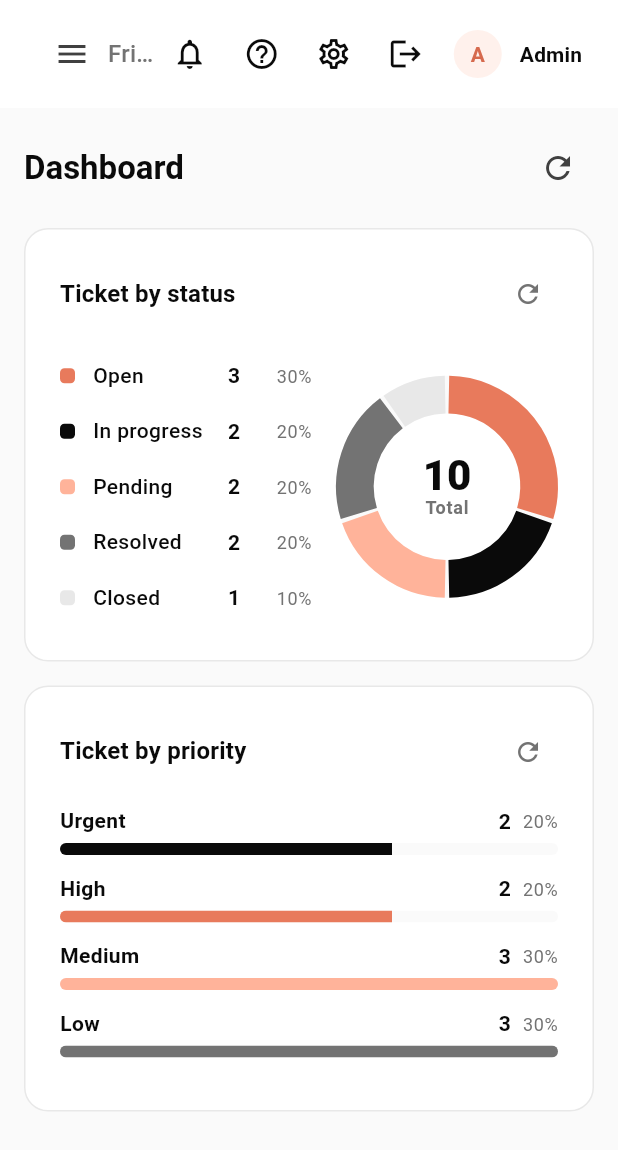
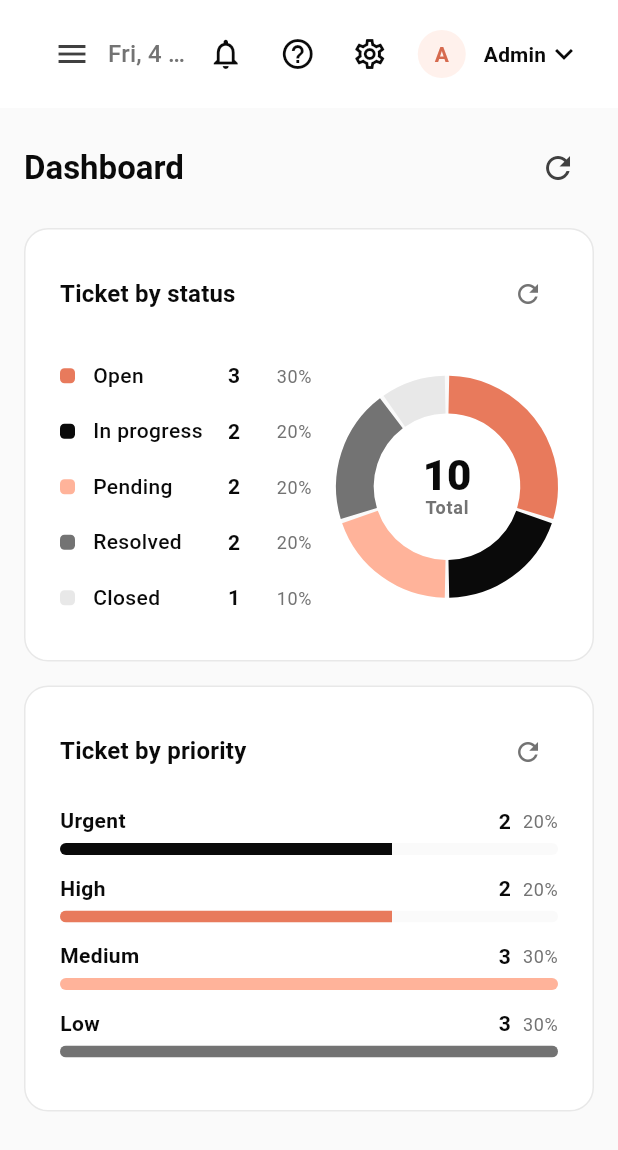
Before and after one commit to sayge-code-hub/saasify, a Flutter app: the screen it shows after launch, after a tap on "Sign in", on a phone screen of 412 x 824 dp. Shown: the top 1150 px of the screen. Run offline on Flutter 3.47's test engine with Material 3 defaults, Android fonts, the phone set to English and light mode, and no system bars; our stand-ins replace equatable, file_picker, flutter_bloc, go_router, web; Roboto replaces fonts that are missing (Fraunces, Source Sans 3).

Commit message:
Add profile dropdown with Profile and Logout; keep Help icon ink.
Restore an account menu on the avatar, route Profile to a summary page,
remove the standalone logout icon, and stop accenting the Help icon.

Co-authored-by: adityaarana <adityaarana@outlook.com>

```diff
--- a/lib/app/router/app_router.dart
+++ b/lib/app/router/app_router.dart
@@ -11,6 +11,7 @@ import 'package:saasify/features/help/domain/help_topics.dart';
 import 'package:saasify/features/help/presentation/pages/help_page.dart';
 import 'package:saasify/features/help/presentation/pages/help_topic_page.dart';
 import 'package:saasify/features/overview/presentation/pages/overview_page.dart';
+import 'package:saasify/features/profile/presentation/pages/profile_page.dart';
 import 'package:saasify/features/releases/presentation/pages/release_history_page.dart';
 import 'package:saasify/features/settings/presentation/pages/settings_page.dart';
 import 'package:saasify/features/shell/presentation/pages/shell_page.dart';
@@ -128,6 +129,13 @@ GoRouter createAppRouter({
             ),
           ),
           GoRoute(
+            path: '/profile',
+            name: 'profile',
+            pageBuilder: (context, state) => const NoTransitionPage<void>(
+              child: ProfilePage(),
+            ),
+          ),
+          GoRoute(
             path: '/help',
             name: 'help',
             pageBuilder: (context, state) => const NoTransitionPage<void>(
--- a/lib/features/shell/presentation/widgets/dashboard_header.dart
+++ b/lib/features/shell/presentation/widgets/dashboard_header.dart
@@ -32,7 +32,6 @@ class DashboardHeader extends StatelessWidget {
     final theme = Theme.of(context);
     final path = GoRouterState.of(context).uri.path;
     final onSettings = path == '/settings';
-    final onHelp = path == '/help' || path.startsWith('/help/');
 
     return Material(
       color: AppColors.surface,
@@ -74,9 +73,9 @@ class DashboardHeader extends StatelessWidget {
                 key: const ValueKey('header-help'),
                 tooltip: 'Help',
                 onPressed: () => context.go('/help'),
-                icon: Icon(
-                  onHelp ? Icons.help : Icons.help_outline,
-                  color: onHelp ? AppColors.accent : AppColors.ink,
+                icon: const Icon(
+                  Icons.help_outline,
+                  color: AppColors.ink,
                 ),
               ),
               IconButton(
@@ -88,14 +87,30 @@ class DashboardHeader extends StatelessWidget {
                   color: onSettings ? AppColors.accent : AppColors.ink,
                 ),
               ),
-              IconButton(
-                key: const ValueKey('header-logout'),
-                tooltip: 'Logout',
-                onPressed: () => context.read<AuthCubit>().logout(),
-                icon: const Icon(Icons.logout, color: AppColors.ink),
+              const SizedBox(width: AppSpacing.xs),
+              PopupMenuButton<_ProfileMenuAction>(
+                key: const ValueKey('header-profile-menu'),
+                tooltip: 'Account',
+                offset: const Offset(0, 48),
+                onSelected: (action) {
+                  switch (action) {
+                    case _ProfileMenuAction.profile:
+                      context.go('/profile');
+                    case _ProfileMenuAction.logout:
+                      context.read<AuthCubit>().logout();
+                  }
+                },
+                itemBuilder: (context) => const [
+                  PopupMenuItem(
+                    value: _ProfileMenuAction.profile,
+                    child: Text('Profile'),
                   ),
-              const SizedBox(width: AppSpacing.xs),
-              Row(
+                  PopupMenuItem(
+                    value: _ProfileMenuAction.logout,
+                    child: Text('Logout'),
+                  ),
+                ],
+                child: Row(
                   children: [
                     CircleAvatar(
                       radius: 16,
@@ -120,8 +135,13 @@ class DashboardHeader extends StatelessWidget {
                           fontWeight: FontWeight.w600,
                         ),
                       ),
+                      const Icon(
+                        Icons.keyboard_arrow_down,
+                        color: AppColors.ink,
+                      ),
                     ],
                   ],
+                ),
               ),
             ],
           ),
@@ -130,6 +150,8 @@ class DashboardHeader extends StatelessWidget {
     );
   }
 }
+
+enum _ProfileMenuAction { profile, logout }
 
 /// Live local date, time, and timezone for the shell header on every route.
 class HeaderDateTime extends StatefulWidget {
```
Also changed, not shown: lib/features/profile/presentation/pages/profile_page.dart (added, +104 -0 lines), 1 other file. Lines whose indentation alone changed are shown as unchanged.
